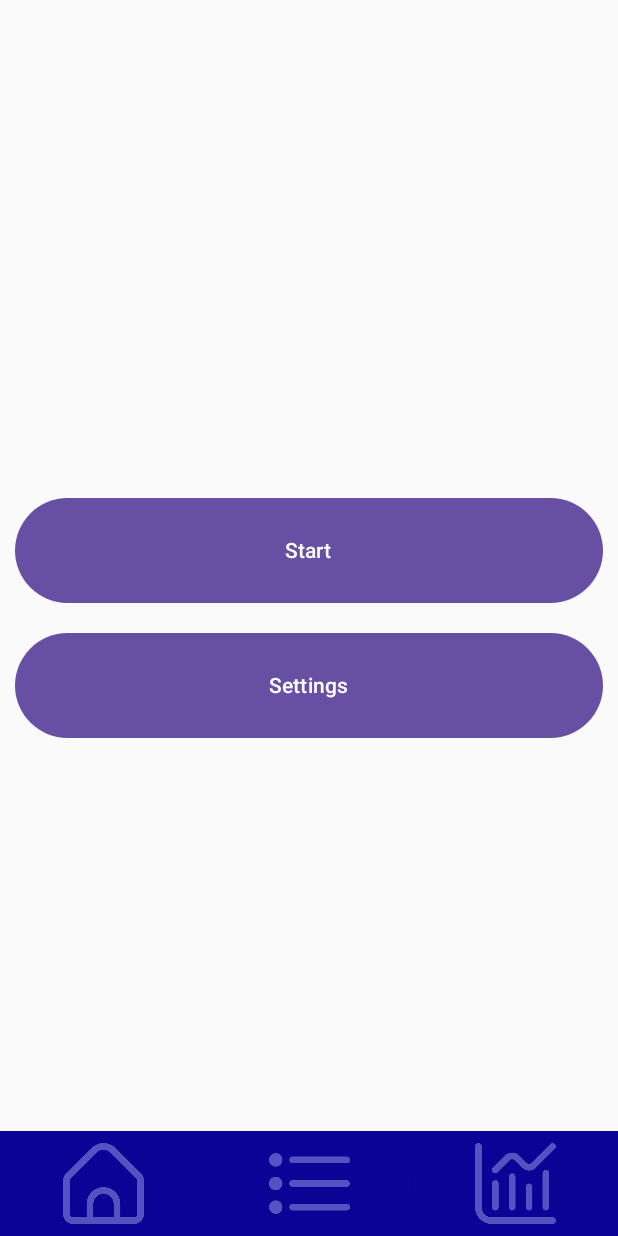
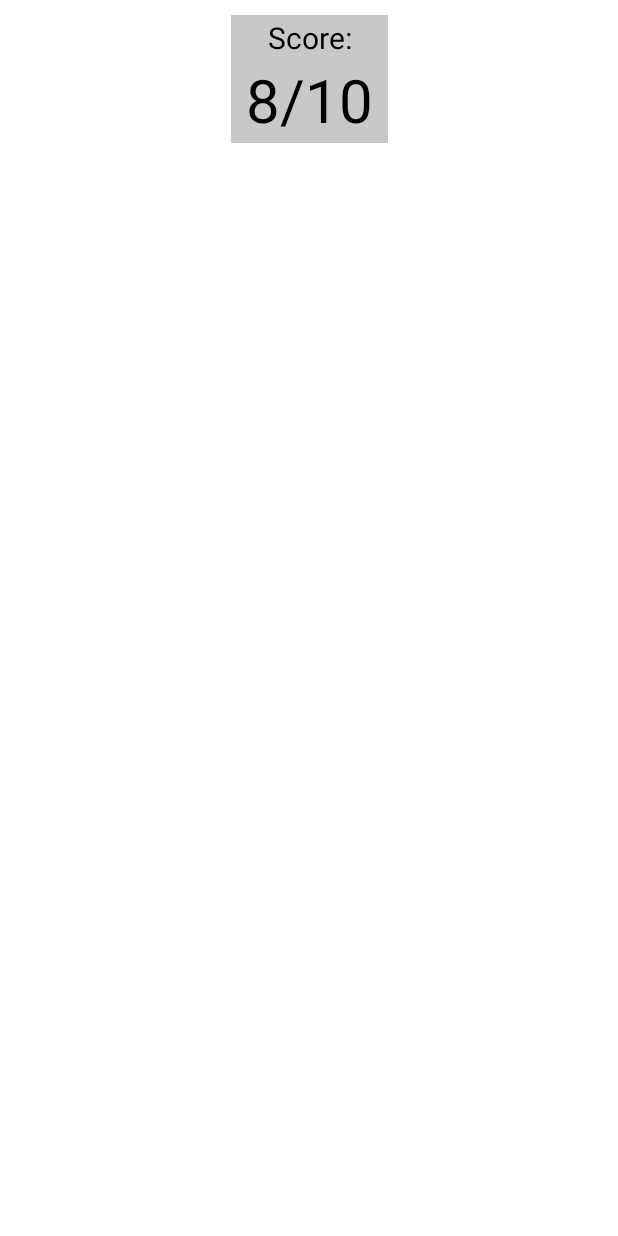
Before and after one commit to GiuliaPeretti/QuizApp, an Android app built with Jetpack Compose: the screen it shows after launch (MainActivity), on a phone screen of 412 x 824 dp. Run offline under Robolectric (Android 15) with nearby library versions, the phone set to English and light mode, and no system bars; libraries missing offline, so code that uses them is left out: co.yml.charts, org.jetbrains.kotlinx.

Commit message:
working on chart

```diff
--- a/app/build.gradle.kts
+++ b/app/build.gradle.kts
@@ -54,6 +54,8 @@ dependencies {
 
     implementation(libs.opencsv)
 
+    implementation(libs.kandy.lets.plot)
+
     implementation(libs.androidx.core.ktx)
     implementation(libs.androidx.lifecycle.runtime.ktx)
     implementation(libs.androidx.activity.compose)
--- /dev/null
+++ b/app/src/main/java/com/example/quizapp/EndGame.kt
@@ -0,0 +1,88 @@
+package com.example.quizapp
+
+import androidx.compose.foundation.background
+import androidx.compose.foundation.layout.Arrangement
+import androidx.compose.foundation.layout.Box
+import androidx.compose.foundation.layout.Column
+import androidx.compose.foundation.layout.fillMaxSize
+import androidx.compose.foundation.layout.padding
+import androidx.compose.material3.MaterialTheme
+import androidx.compose.material3.Text
+import androidx.compose.runtime.Composable
+import androidx.compose.ui.Alignment
+import androidx.compose.ui.Modifier
+import androidx.compose.ui.graphics.Color
+import androidx.compose.ui.tooling.preview.Preview
+import androidx.compose.ui.unit.dp
+import androidx.compose.ui.unit.sp
+import co.yml.charts.axis.AxisData
+import com.example.quizapp.ui.theme.Theme
+import org.jetbrains.kotlinx.dataframe.api.columnOf
+import org.jetbrains.kotlinx.dataframe.api.dataFrameOf
+import org.jetbrains.kotlinx.kandy.dsl.plot
+import org.jetbrains.kotlinx.kandy.letsplot.layers.line
+
+@Preview
+@Composable
+
+fun EndGame(){
+    Column (
+        modifier = Modifier
+            .background(Theme().background)
+            .fillMaxSize(),
+    ){
+
+        Column(
+            modifier = Modifier
+                .padding(10.dp)
+                .align(Alignment.CenterHorizontally)
+                .background(Theme().secondary),
+        ) {
+            Text(
+                text = "Score:",
+                fontSize = 20.sp,
+                modifier = Modifier
+                    .padding(horizontal = 10.dp, vertical = 4.dp)
+                    .align(Alignment.CenterHorizontally),
+
+                )
+            Text(
+                text = "8/10",
+                fontSize = 40.sp,
+                modifier = Modifier
+                    .padding(horizontal = 10.dp, vertical = 3.dp)
+                    .align(Alignment.CenterHorizontally),
+
+                )
+        }
+
+
+
+
+    }
+}
+
+//@Composable
+//fun LineChart(){
+//    val xAxisData = AxisData.Builder()
+//        .axisStepSize(100.dp)
+//        .backgroundColor(Color.Transparent)
+//        .steps(5)
+//        .labelData { i -> i.toString() }
+//        .labelAndAxisLinePadding(15.dp)
+//        .axisLineColor(Color.Red)
+//        .axisLabelColor(Color.Green)
+//        .build()
+//
+//    val yAxisData = AxisData.Builder()
+//        .axisStepSize(100.dp)
+//        .backgroundColor(Color.Transparent)
+//        .steps(10)
+//        .labelData { i -> i.toString() }
+//        .labelAndAxisLinePadding(15.dp)
+//        .axisLineColor(Color.Red)
+//        .axisLabelColor(Color.Green)
+//        .build()
+//
+//    val     q
+//}
--- a/app/src/main/java/com/example/quizapp/MainActivity.kt
+++ b/app/src/main/java/com/example/quizapp/MainActivity.kt
@@ -10,8 +10,8 @@ class MainActivity : ComponentActivity() {
         super.onCreate(savedInstanceState)
         enableEdgeToEdge()
         setContent {
-
-            NavigationController(context = this)
+            EndGame()
+            //NavigationController(context = this)
         }
     }
 }
--- a/gradle/libs.versions.toml
+++ b/gradle/libs.versions.toml
@@ -1,6 +1,7 @@
 [versions]
 accompanistSystemuicontroller = "0.32.0"
 agp = "8.5.0"
+kandyLetsPlot = "0.6.0"
 kotlin = "1.9.0"
 coreKtx = "1.13.1"
 junit = "4.13.2"
@@ -12,6 +13,7 @@ composeBom = "2024.04.01"
 navigationCompose = "2.7.7"
 opencsv = "5.7.1"
 navigationRuntimeKtx = "2.7.7"
+ycharts = "2.1.0"
 
 [libraries]
 accompanist-systemuicontroller = { module = "com.google.accompanist:accompanist-systemuicontroller", version.ref = "accompanistSystemuicontroller" }
@@ -30,8 +32,10 @@ androidx-ui-test-manifest = { group = "androidx.compose.ui", name = "ui-test-man
 androidx-ui-test-junit4 = { group = "androidx.compose.ui", name = "ui-test-junit4" }
 androidx-material3 = { group = "androidx.compose.material3", name = "material3" }
 androidx-navigation-compose = { group = "androidx.navigation", name = "navigation-compose", version.ref = "navigationCompose" }
+kandy-lets-plot = { module = "org.jetbrains.kotlinx:kandy-lets-plot", version.ref = "kandyLetsPlot" }
 opencsv = { module = "com.opencsv:opencsv", version.ref = "opencsv" }
 androidx-navigation-runtime-ktx = { group = "androidx.navigation", name = "navigation-runtime-ktx", version.ref = "navigationRuntimeKtx" }
+ycharts = { module = "co.yml:ycharts", version.ref = "ycharts" }
 
 [plugins]
 android-application = { id = "com.android.application", version.ref = "agp" }
```
Also changed, not shown: app/src/main/java/com/example/quizapp/QuestionScreen.kt (+13 -4 lines), app/src/main/java/com/example/quizapp/QuizViewModel.kt (+10 -0 lines).
